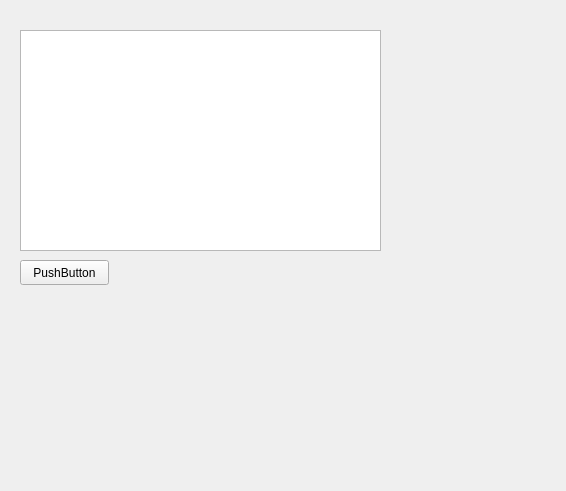
The window that form.ui (SergeyTya/PyFcServer) describes before a commit, drawn with Qt 5.
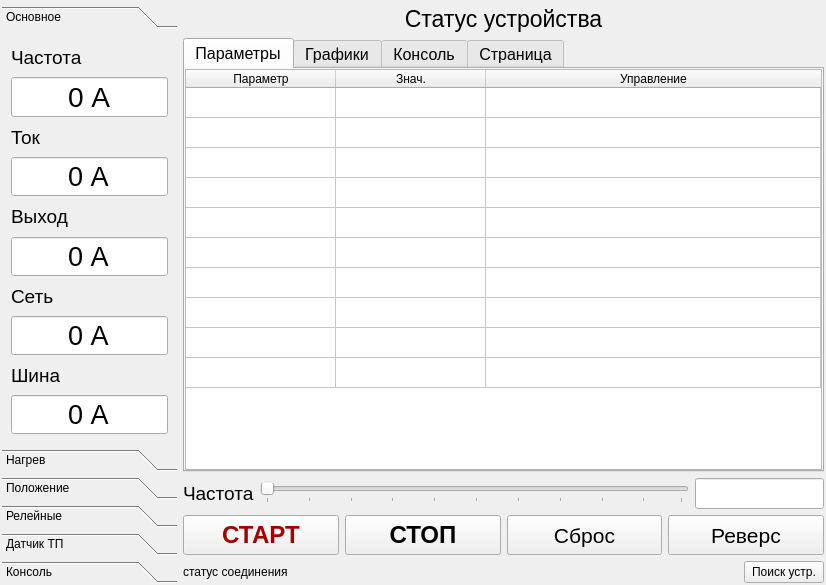
The same window after the commit. The open tabs and pages were chosen to show the change.

Patch:
```diff
--- a/form.ui
+++ b/form.ui
@@ -6,36 +6,1217 @@
    <rect>
     <x>0</x>
     <y>0</y>
-    <width>566</width>
-    <height>491</height>
+    <width>826</width>
+    <height>585</height>
    </rect>
   </property>
   <property name="windowTitle">
    <string>Form</string>
   </property>
-  <widget class="QPushButton" name="pushButton">
-   <property name="geometry">
-    <rect>
-     <x>20</x>
-     <y>260</y>
-     <width>89</width>
-     <height>25</height>
-    </rect>
-   </property>
-   <property name="text">
-    <string>PushButton</string>
-   </property>
-  </widget>
-  <widget class="QPlainTextEdit" name="plainTextEdit">
-   <property name="geometry">
-    <rect>
-     <x>20</x>
-     <y>30</y>
-     <width>361</width>
-     <height>221</height>
-    </rect>
-   </property>
-  </widget>
+  <layout class="QHBoxLayout" name="horizontalLayout_5" stretch="30,100">
+   <property name="sizeConstraint">
+    <enum>QLayout::SetMinAndMaxSize</enum>
+   </property>
+   <property name="leftMargin">
+    <number>2</number>
+   </property>
+   <property name="topMargin">
+    <number>6</number>
+   </property>
+   <property name="rightMargin">
+    <number>2</number>
+   </property>
+   <property name="bottomMargin">
+    <number>2</number>
+   </property>
+   <item>
+    <widget class="QToolBox" name="toolBox">
+     <property name="maximumSize">
+      <size>
+       <width>175</width>
+       <height>600</height>
+      </size>
+     </property>
+     <property name="currentIndex">
+      <number>4</number>
+     </property>
+     <widget class="QWidget" name="page_5">
+      <property name="geometry">
+       <rect>
+        <x>0</x>
+        <y>0</y>
+        <width>175</width>
+        <height>391</height>
+       </rect>
+      </property>
+      <attribute name="label">
+       <string>Основное</string>
+      </attribute>
+      <layout class="QVBoxLayout" name="verticalLayout_5">
+       <item>
+        <layout class="QVBoxLayout" name="verticalLayout_2">
+         <item>
+          <widget class="QLabel" name="label_2">
+           <property name="font">
+            <font>
+             <pointsize>14</pointsize>
+            </font>
+           </property>
+           <property name="text">
+            <string>Частота</string>
+           </property>
+          </widget>
+         </item>
+         <item>
+          <widget class="QLineEdit" name="lineEdit_freq">
+           <property name="maximumSize">
+            <size>
+             <width>250</width>
+             <height>100</height>
+            </size>
+           </property>
+           <property name="font">
+            <font>
+             <pointsize>21</pointsize>
+             <kerning>false</kerning>
+            </font>
+           </property>
+           <property name="layoutDirection">
+            <enum>Qt::LeftToRight</enum>
+           </property>
+           <property name="text">
+            <string>0 А</string>
+           </property>
+           <property name="alignment">
+            <set>Qt::AlignCenter</set>
+           </property>
+           <property name="readOnly">
+            <bool>true</bool>
+           </property>
+          </widget>
+         </item>
+         <item>
+          <widget class="QLabel" name="label">
+           <property name="font">
+            <font>
+             <pointsize>14</pointsize>
+            </font>
+           </property>
+           <property name="frameShadow">
+            <enum>QFrame::Sunken</enum>
+           </property>
+           <property name="text">
+            <string>Ток</string>
+           </property>
+           <property name="textFormat">
+            <enum>Qt::PlainText</enum>
+           </property>
+          </widget>
+         </item>
+         <item>
+          <widget class="QLineEdit" name="lineEdit_curr">
+           <property name="font">
+            <font>
+             <pointsize>20</pointsize>
+             <kerning>false</kerning>
+            </font>
+           </property>
+           <property name="layoutDirection">
+            <enum>Qt::LeftToRight</enum>
+           </property>
+           <property name="text">
+            <string>0 А</string>
+           </property>
+           <property name="alignment">
+            <set>Qt::AlignCenter</set>
+           </property>
+           <property name="readOnly">
+            <bool>true</bool>
+           </property>
+          </widget>
+         </item>
+         <item>
+          <widget class="QLabel" name="label_3">
+           <property name="font">
+            <font>
+             <pointsize>14</pointsize>
+            </font>
+           </property>
+           <property name="text">
+            <string>Выход</string>
+           </property>
+          </widget>
+         </item>
+         <item>
+          <widget class="QLineEdit" name="lineEdit_vout">
+           <property name="font">
+            <font>
+             <pointsize>20</pointsize>
+             <kerning>false</kerning>
+            </font>
+           </property>
+           <property name="layoutDirection">
+            <enum>Qt::LeftToRight</enum>
+           </property>
+           <property name="text">
+            <string>0 А</string>
+           </property>
+           <property name="alignment">
+            <set>Qt::AlignCenter</set>
+           </property>
+           <property name="readOnly">
+            <bool>true</bool>
+           </property>
+          </widget>
+         </item>
+         <item>
+          <widget class="QLabel" name="label_4">
+           <property name="font">
+            <font>
+             <pointsize>14</pointsize>
+            </font>
+           </property>
+           <property name="text">
+            <string>Сеть</string>
+           </property>
+          </widget>
+         </item>
+         <item>
+          <widget class="QLineEdit" name="lineEdit_vgrd">
+           <property name="font">
+            <font>
+             <pointsize>20</pointsize>
+             <kerning>false</kerning>
+            </font>
+           </property>
+           <property name="layoutDirection">
+            <enum>Qt::LeftToRight</enum>
+           </property>
+           <property name="text">
+            <string>0 А</string>
+           </property>
+           <property name="alignment">
+            <set>Qt::AlignCenter</set>
+           </property>
+           <property name="readOnly">
+            <bool>true</bool>
+           </property>
+          </widget>
+         </item>
+         <item>
+          <widget class="QLabel" name="label_5">
+           <property name="font">
+            <font>
+             <pointsize>14</pointsize>
+            </font>
+           </property>
+           <property name="text">
+            <string>Шина</string>
+           </property>
+          </widget>
+         </item>
+         <item>
+          <widget class="QLineEdit" name="lineEdit_vbus">
+           <property name="font">
+            <font>
+             <pointsize>20</pointsize>
+             <kerning>false</kerning>
+            </font>
+           </property>
+           <property name="layoutDirection">
+            <enum>Qt::LeftToRight</enum>
+           </property>
+           <property name="text">
+            <string>0 А</string>
+           </property>
+           <property name="alignment">
+            <set>Qt::AlignCenter</set>
+           </property>
+           <property name="readOnly">
+            <bool>true</bool>
+           </property>
+          </widget>
+         </item>
+        </layout>
+       </item>
+      </layout>
+     </widget>
+     <widget class="QWidget" name="page_6">
+      <property name="geometry">
+       <rect>
+        <x>0</x>
+        <y>0</y>
+        <width>175</width>
+        <height>391</height>
+       </rect>
+      </property>
+      <attribute name="label">
+       <string>Нагрев</string>
+      </attribute>
+      <layout class="QVBoxLayout" name="verticalLayout_8">
+       <item>
+        <layout class="QVBoxLayout" name="verticalLayout_7">
+         <item>
+          <widget class="QLabel" name="label_16">
+           <property name="font">
+            <font>
+             <pointsize>14</pointsize>
+            </font>
+           </property>
+           <property name="text">
+            <string>МПЧ</string>
+           </property>
+          </widget>
+         </item>
+         <item>
+          <widget class="QLineEdit" name="lineEdit_tfrc">
+           <property name="font">
+            <font>
+             <pointsize>20</pointsize>
+             <kerning>false</kerning>
+            </font>
+           </property>
+           <property name="layoutDirection">
+            <enum>Qt::LeftToRight</enum>
+           </property>
+           <property name="text">
+            <string>0 А</string>
+           </property>
+           <property name="alignment">
+            <set>Qt::AlignCenter</set>
+           </property>
+           <property name="readOnly">
+            <bool>true</bool>
+           </property>
+          </widget>
+         </item>
+         <item>
+          <widget class="QLabel" name="label_22">
+           <property name="font">
+            <font>
+             <pointsize>14</pointsize>
+            </font>
+           </property>
+           <property name="text">
+            <string>Мотор</string>
+           </property>
+          </widget>
+         </item>
+         <item>
+          <widget class="QLineEdit" name="lineEdit_tmtr">
+           <property name="font">
+            <font>
+             <pointsize>20</pointsize>
+             <kerning>false</kerning>
+            </font>
+           </property>
+           <property name="layoutDirection">
+            <enum>Qt::LeftToRight</enum>
+           </property>
+           <property name="text">
+            <string>0 А</string>
+           </property>
+           <property name="alignment">
+            <set>Qt::AlignCenter</set>
+           </property>
+           <property name="readOnly">
+            <bool>true</bool>
+           </property>
+          </widget>
+         </item>
+         <item>
+          <widget class="QLabel" name="label_25">
+           <property name="font">
+            <font>
+             <pointsize>14</pointsize>
+            </font>
+           </property>
+           <property name="text">
+            <string/>
+           </property>
+          </widget>
+         </item>
+         <item>
+          <widget class="QLabel" name="label_24">
+           <property name="font">
+            <font>
+             <pointsize>14</pointsize>
+            </font>
+           </property>
+           <property name="text">
+            <string/>
+           </property>
+          </widget>
+         </item>
+         <item>
+          <widget class="QLabel" name="label_17">
+           <property name="font">
+            <font>
+             <pointsize>14</pointsize>
+            </font>
+           </property>
+           <property name="text">
+            <string/>
+           </property>
+          </widget>
+         </item>
+         <item>
+          <widget class="QLabel" name="label_21">
+           <property name="font">
+            <font>
+             <pointsize>14</pointsize>
+            </font>
+           </property>
+           <property name="text">
+            <string/>
+           </property>
+          </widget>
+         </item>
+         <item>
+          <widget class="QLabel" name="label_23">
+           <property name="font">
+            <font>
+             <pointsize>14</pointsize>
+            </font>
+           </property>
+           <property name="text">
+            <string/>
+           </property>
+          </widget>
+         </item>
+        </layout>
+       </item>
+      </layout>
+     </widget>
+     <widget class="QWidget" name="page_7">
+      <property name="geometry">
+       <rect>
+        <x>0</x>
+        <y>0</y>
+        <width>175</width>
+        <height>391</height>
+       </rect>
+      </property>
+      <attribute name="label">
+       <string>Положение</string>
+      </attribute>
+      <layout class="QVBoxLayout" name="verticalLayout_9">
+       <item>
+        <layout class="QVBoxLayout" name="verticalLayout_4">
+         <item>
+          <widget class="QLabel" name="label_12">
+           <property name="font">
+            <font>
+             <pointsize>14</pointsize>
+            </font>
+           </property>
+           <property name="text">
+            <string>Датчик 1 (Мотор)</string>
+           </property>
+          </widget>
+         </item>
+         <item>
+          <widget class="QLineEdit" name="lineEdit_pmtr">
+           <property name="font">
+            <font>
+             <pointsize>20</pointsize>
+            </font>
+           </property>
+           <property name="layoutDirection">
+            <enum>Qt::LeftToRight</enum>
+           </property>
+           <property name="text">
+            <string>0 А</string>
+           </property>
+           <property name="alignment">
+            <set>Qt::AlignCenter</set>
+           </property>
+           <property name="readOnly">
+            <bool>true</bool>
+           </property>
+          </widget>
+         </item>
+         <item>
+          <widget class="QLabel" name="label_15">
+           <property name="font">
+            <font>
+             <pointsize>14</pointsize>
+            </font>
+           </property>
+           <property name="text">
+            <string>Датчик 2</string>
+           </property>
+          </widget>
+         </item>
+         <item>
+          <widget class="QLineEdit" name="lineEdit_pext">
+           <property name="font">
+            <font>
+             <pointsize>20</pointsize>
+            </font>
+           </property>
+           <property name="layoutDirection">
+            <enum>Qt::LeftToRight</enum>
+           </property>
+           <property name="text">
+            <string>0 А</string>
+           </property>
+           <property name="alignment">
+            <set>Qt::AlignCenter</set>
+           </property>
+           <property name="readOnly">
+            <bool>true</bool>
+           </property>
+          </widget>
+         </item>
+         <item>
+          <widget class="QLabel" name="label_20">
+           <property name="font">
+            <font>
+             <pointsize>14</pointsize>
+            </font>
+           </property>
+           <property name="text">
+            <string/>
+           </property>
+          </widget>
+         </item>
+         <item>
+          <widget class="QLabel" name="label_19">
+           <property name="font">
+            <font>
+             <pointsize>14</pointsize>
+            </font>
+           </property>
+           <property name="text">
+            <string/>
+           </property>
+          </widget>
+         </item>
+         <item>
+          <widget class="QLabel" name="label_14">
+           <property name="font">
+            <font>
+             <pointsize>14</pointsize>
+            </font>
+           </property>
+           <property name="text">
+            <string/>
+           </property>
+          </widget>
+         </item>
+         <item>
+          <widget class="QLabel" name="label_18">
+           <property name="font">
+            <font>
+             <pointsize>14</pointsize>
+            </font>
+           </property>
+           <property name="text">
+            <string/>
+           </property>
+          </widget>
+         </item>
+        </layout>
+       </item>
+      </layout>
+     </widget>
+     <widget class="QWidget" name="page_Signals">
+      <property name="geometry">
+       <rect>
+        <x>0</x>
+        <y>0</y>
+        <width>161</width>
+        <height>418</height>
+       </rect>
+      </property>
+      <attribute name="label">
+       <string>Релейные</string>
+      </attribute>
+      <layout class="QVBoxLayout" name="verticalLayout_3">
+       <item>
+        <widget class="QTableWidget" name="tableWidget_2">
+         <property name="minimumSize">
+          <size>
+           <width>0</width>
+           <height>400</height>
+          </size>
+         </property>
+         <property name="rowCount">
+          <number>16</number>
+         </property>
+         <attribute name="horizontalHeaderDefaultSectionSize">
+          <number>57</number>
+         </attribute>
+         <attribute name="horizontalHeaderMinimumSectionSize">
+          <number>48</number>
+         </attribute>
+         <attribute name="verticalHeaderDefaultSectionSize">
+          <number>21</number>
+         </attribute>
+         <attribute name="verticalHeaderMinimumSectionSize">
+          <number>20</number>
+         </attribute>
+         <row>
+          <property name="text">
+           <string>1</string>
+          </property>
+         </row>
+         <row>
+          <property name="text">
+           <string>2</string>
+          </property>
+         </row>
+         <row>
+          <property name="text">
+           <string>3</string>
+          </property>
+         </row>
+         <row>
+          <property name="text">
+           <string>4</string>
+          </property>
+         </row>
+         <row>
+          <property name="text">
+           <string>5</string>
+          </property>
+         </row>
+         <row>
+          <property name="text">
+           <string>6</string>
+          </property>
+         </row>
+         <row>
+          <property name="text">
+           <string>7</string>
+          </property>
+         </row>
+         <row>
+          <property name="text">
+           <string>8</string>
+          </property>
+         </row>
+         <row>
+          <property name="text">
+           <string>9</string>
+          </property>
+         </row>
+         <row>
+          <property name="text">
+           <string>10</string>
+          </property>
+         </row>
+         <row>
+          <property name="text">
+           <string>11</string>
+          </property>
+         </row>
+         <row>
+          <property name="text">
+           <string>12</string>
+          </property>
+         </row>
+         <row>
+          <property name="text">
+           <string>13</string>
+          </property>
+         </row>
+         <row>
+          <property name="text">
+           <string>14</string>
+          </property>
+         </row>
+         <row>
+          <property name="text">
+           <string>16</string>
+          </property>
+         </row>
+         <row>
+          <property name="text">
+           <string>17</string>
+          </property>
+         </row>
+         <column>
+          <property name="text">
+           <string>Вход</string>
+          </property>
+         </column>
+         <column>
+          <property name="text">
+           <string>Выход</string>
+          </property>
+         </column>
+        </widget>
+       </item>
+      </layout>
+     </widget>
+     <widget class="QWidget" name="page_9">
+      <property name="geometry">
+       <rect>
+        <x>0</x>
+        <y>0</y>
+        <width>175</width>
+        <height>391</height>
+       </rect>
+      </property>
+      <attribute name="label">
+       <string>Датчик ТП</string>
+      </attribute>
+     </widget>
+     <widget class="QWidget" name="page_8">
+      <property name="geometry">
+       <rect>
+        <x>0</x>
+        <y>0</y>
+        <width>175</width>
+        <height>391</height>
+       </rect>
+      </property>
+      <attribute name="label">
+       <string>Консоль</string>
+      </attribute>
+      <layout class="QHBoxLayout" name="horizontalLayout_6">
+       <property name="leftMargin">
+        <number>0</number>
+       </property>
+       <property name="topMargin">
+        <number>0</number>
+       </property>
+       <property name="rightMargin">
+        <number>0</number>
+       </property>
+       <property name="bottomMargin">
+        <number>0</number>
+       </property>
+       <item>
+        <widget class="QPlainTextEdit" name="plainTextEdit_consol"/>
+       </item>
+      </layout>
+     </widget>
+    </widget>
+   </item>
+   <item>
+    <layout class="QVBoxLayout" name="verticalLayout" stretch="0,0,0,0,0">
+     <item>
+      <widget class="QLabel" name="label_DevStatus">
+       <property name="font">
+        <font>
+         <pointsize>17</pointsize>
+        </font>
+       </property>
+       <property name="text">
+        <string>Статус устройства</string>
+       </property>
+       <property name="alignment">
+        <set>Qt::AlignCenter</set>
+       </property>
+      </widget>
+     </item>
+     <item>
+      <widget class="QTabWidget" name="tabWidget">
+       <property name="font">
+        <font>
+         <pointsize>12</pointsize>
+        </font>
+       </property>
+       <property name="currentIndex">
+        <number>3</number>
+       </property>
+       <widget class="QWidget" name="tab_param">
+        <attribute name="title">
+         <string>Параметры</string>
+        </attribute>
+        <layout class="QHBoxLayout" name="horizontalLayout_7">
+         <property name="leftMargin">
+          <number>0</number>
+         </property>
+         <property name="topMargin">
+          <number>0</number>
+         </property>
+         <property name="rightMargin">
+          <number>0</number>
+         </property>
+         <property name="bottomMargin">
+          <number>0</number>
+         </property>
+         <item>
+          <widget class="QTableWidget" name="tableWidget">
+           <property name="sizePolicy">
+            <sizepolicy hsizetype="MinimumExpanding" vsizetype="Expanding">
+             <horstretch>0</horstretch>
+             <verstretch>0</verstretch>
+            </sizepolicy>
+           </property>
+           <property name="minimumSize">
+            <size>
+             <width>450</width>
+             <height>0</height>
+            </size>
+           </property>
+           <property name="acceptDrops">
+            <bool>false</bool>
+           </property>
+           <property name="layoutDirection">
+            <enum>Qt::LeftToRight</enum>
+           </property>
+           <property name="autoFillBackground">
+            <bool>false</bool>
+           </property>
+           <property name="sizeAdjustPolicy">
+            <enum>QAbstractScrollArea::AdjustToContentsOnFirstShow</enum>
+           </property>
+           <property name="textElideMode">
+            <enum>Qt::ElideRight</enum>
+           </property>
+           <property name="horizontalScrollMode">
+            <enum>QAbstractItemView::ScrollPerPixel</enum>
+           </property>
+           <property name="wordWrap">
+            <bool>true</bool>
+           </property>
+           <property name="rowCount">
+            <number>10</number>
+           </property>
+           <property name="columnCount">
+            <number>3</number>
+           </property>
+           <attribute name="horizontalHeaderCascadingSectionResizes">
+            <bool>true</bool>
+           </attribute>
+           <attribute name="horizontalHeaderDefaultSectionSize">
+            <number>150</number>
+           </attribute>
+           <attribute name="horizontalHeaderShowSortIndicator" stdset="0">
+            <bool>true</bool>
+           </attribute>
+           <attribute name="horizontalHeaderStretchLastSection">
+            <bool>true</bool>
+           </attribute>
+           <attribute name="verticalHeaderVisible">
+            <bool>false</bool>
+           </attribute>
+           <attribute name="verticalHeaderCascadingSectionResizes">
+            <bool>false</bool>
+           </attribute>
+           <attribute name="verticalHeaderDefaultSectionSize">
+            <number>30</number>
+           </attribute>
+           <attribute name="verticalHeaderStretchLastSection">
+            <bool>false</bool>
+           </attribute>
+           <row>
+            <property name="text">
+             <string>1</string>
+            </property>
+           </row>
+           <row/>
+           <row/>
+           <row/>
+           <row/>
+           <row/>
+           <row/>
+           <row/>
+           <row/>
+           <row/>
+           <column>
+            <property name="text">
+             <string>Параметр</string>
+            </property>
+            <property name="textAlignment">
+             <set>AlignCenter</set>
+            </property>
+           </column>
+           <column>
+            <property name="text">
+             <string>Знач.</string>
+            </property>
+            <property name="textAlignment">
+             <set>AlignCenter</set>
+            </property>
+           </column>
+           <column>
+            <property name="text">
+             <string>Управление</string>
+            </property>
+            <property name="textAlignment">
+             <set>AlignCenter</set>
+            </property>
+           </column>
+          </widget>
+         </item>
+        </layout>
+       </widget>
+       <widget class="QWidget" name="tab_Graf">
+        <attribute name="title">
+         <string>Графики</string>
+        </attribute>
+       </widget>
+       <widget class="QWidget" name="tab_Consol">
+        <property name="layoutDirection">
+         <enum>Qt::LeftToRight</enum>
+        </property>
+        <attribute name="title">
+         <string>Консоль</string>
+        </attribute>
+        <layout class="QHBoxLayout" name="horizontalLayout_2">
+         <property name="leftMargin">
+          <number>0</number>
+         </property>
+         <property name="topMargin">
+          <number>0</number>
+         </property>
+         <property name="rightMargin">
+          <number>0</number>
+         </property>
+         <property name="bottomMargin">
+          <number>0</number>
+         </property>
+         <item>
+          <widget class="QScrollArea" name="scrollArea_2">
+           <property name="widgetResizable">
+            <bool>true</bool>
+           </property>
+           <widget class="QWidget" name="scrollAreaWidgetContents_2">
+            <property name="geometry">
+             <rect>
+              <x>0</x>
+              <y>0</y>
+              <width>633</width>
+              <height>388</height>
+             </rect>
+            </property>
+            <property name="layoutDirection">
+             <enum>Qt::RightToLeft</enum>
+            </property>
+            <layout class="QHBoxLayout" name="horizontalLayout_3">
+             <property name="leftMargin">
+              <number>1</number>
+             </property>
+             <property name="topMargin">
+              <number>1</number>
+             </property>
+             <property name="rightMargin">
+              <number>1</number>
+             </property>
+             <property name="bottomMargin">
+              <number>1</number>
+             </property>
+            </layout>
+           </widget>
+          </widget>
+         </item>
+        </layout>
+       </widget>
+       <widget class="QWidget" name="tab">
+        <attribute name="title">
+         <string>Страница</string>
+        </attribute>
+        <widget class="QWidget" name="">
+         <property name="geometry">
+          <rect>
+           <x>10</x>
+           <y>40</y>
+           <width>144</width>
+           <height>145</height>
+          </rect>
+         </property>
+         <layout class="QVBoxLayout" name="verticalLayout_6">
+          <item>
+           <widget class="QLabel" name="label_6">
+            <property name="text">
+             <string>Emulator port</string>
+            </property>
+           </widget>
+          </item>
+          <item>
+           <widget class="QLineEdit" name="lineEdit_EmuPort"/>
+          </item>
+          <item>
+           <widget class="QLabel" name="label_7">
+            <property name="text">
+             <string>Port speed</string>
+            </property>
+           </widget>
+          </item>
+          <item>
+           <widget class="QLineEdit" name="lineEdit_EmuSpeed"/>
+          </item>
+          <item>
+           <widget class="QPushButton" name="pushButton_EmuPortOpen">
+            <property name="text">
+             <string>OpenPort</string>
+            </property>
+           </widget>
+          </item>
+         </layout>
+        </widget>
+       </widget>
+      </widget>
+     </item>
+     <item>
+      <layout class="QHBoxLayout" name="horizontalLayout_4" stretch="0,100,30">
+       <item>
+        <widget class="QLabel" name="label_statusbar_2">
+         <property name="font">
+          <font>
+           <pointsize>14</pointsize>
+          </font>
+         </property>
+         <property name="text">
+          <string>Частота</string>
+         </property>
+        </widget>
+       </item>
+       <item>
+        <widget class="QSlider" name="horizontalSlider">
+         <property name="tabletTracking">
+          <bool>false</bool>
+         </property>
+         <property name="autoFillBackground">
+          <bool>false</bool>
+         </property>
+         <property name="inputMethodHints">
+          <set>Qt::ImhNone</set>
+         </property>
+         <property name="orientation">
+          <enum>Qt::Horizontal</enum>
+         </property>
+         <property name="invertedAppearance">
+          <bool>false</bool>
+         </property>
+         <property name="invertedControls">
+          <bool>false</bool>
+         </property>
+         <property name="tickPosition">
+          <enum>QSlider::TicksBelow</enum>
+         </property>
+         <property name="tickInterval">
+          <number>10</number>
+         </property>
+        </widget>
+       </item>
+       <item>
+        <widget class="QLineEdit" name="lineEdit_freqref">
+         <property name="font">
+          <font>
+           <pointsize>14</pointsize>
+          </font>
+         </property>
+         <property name="autoFillBackground">
+          <bool>false</bool>
+         </property>
+         <property name="text">
+          <string>5</string>
+         </property>
+         <property name="echoMode">
+          <enum>QLineEdit::NoEcho</enum>
+         </property>
+         <property name="alignment">
+          <set>Qt::AlignCenter</set>
+         </property>
+         <property name="readOnly">
+          <bool>false</bool>
+         </property>
+        </widget>
+       </item>
+      </layout>
+     </item>
+     <item>
+      <layout class="QHBoxLayout" name="horizontalLayout_8">
+       <item>
+        <widget class="QPushButton" name="pushButton_Start">
+         <property name="enabled">
+          <bool>true</bool>
+         </property>
+         <property name="minimumSize">
+          <size>
+           <width>0</width>
+           <height>40</height>
+          </size>
+         </property>
+         <property name="palette">
+          <palette>
+           <active>
+            <colorrole role="Text">
+             <brush brushstyle="SolidPattern">
+              <color alpha="255">
+               <red>0</red>
+               <green>0</green>
+               <blue>0</blue>
+              </color>
+             </brush>
+            </colorrole>
+            <colorrole role="ButtonText">
+             <brush brushstyle="SolidPattern">
+              <color alpha="255">
+               <red>164</red>
+               <green>0</green>
+               <blue>0</blue>
+              </color>
+             </brush>
+            </colorrole>
+            <colorrole role="PlaceholderText">
+             <brush brushstyle="SolidPattern">
+              <color alpha="128">
+               <red>164</red>
+               <green>0</green>
+               <blue>0</blue>
+              </color>
+             </brush>
+            </colorrole>
+           </active>
+           <inactive>
+            <colorrole role="Text">
+             <brush brushstyle="SolidPattern">
+              <color alpha="255">
+               <red>0</red>
+               <green>0</green>
+               <blue>0</blue>
+              </color>
+             </brush>
+            </colorrole>
+            <colorrole role="ButtonText">
+             <brush brushstyle="SolidPattern">
+              <color alpha="255">
+               <red>164</red>
+               <green>0</green>
+               <blue>0</blue>
+              </color>
+             </brush>
+            </colorrole>
+            <colorrole role="PlaceholderText">
+             <brush brushstyle="SolidPattern">
+              <color alpha="128">
+               <red>164</red>
+               <green>0</green>
+               <blue>0</blue>
+              </color>
+             </brush>
+            </colorrole>
+           </inactive>
+           <disabled>
+            <colorrole role="Text">
+             <brush brushstyle="SolidPattern">
+              <color alpha="255">
+               <red>190</red>
+               <green>190</green>
+               <blue>190</blue>
+              </color>
+             </brush>
+            </colorrole>
+            <colorrole role="ButtonText">
+             <brush brushstyle="SolidPattern">
+              <color alpha="255">
+               <red>190</red>
+               <green>190</green>
+               <blue>190</blue>
+              </color>
+             </brush>
+            </colorrole>
+            <colorrole role="PlaceholderText">
+             <brush brushstyle="SolidPattern">
+              <color alpha="128">
+               <red>0</red>
+               <green>0</green>
+               <blue>0</blue>
+              </color>
+             </brush>
+            </colorrole>
+           </disabled>
+          </palette>
+         </property>
+         <property name="font">
+          <font>
+           <pointsize>18</pointsize>
+           <weight>75</weight>
+           <bold>true</bold>
+          </font>
+         </property>
+         <property name="text">
+          <string>СТАРТ</string>
+         </property>
+        </widget>
+       </item>
+       <item>
+        <widget class="QPushButton" name="pushButton_Stop">
+         <property name="minimumSize">
+          <size>
+           <width>0</width>
+           <height>40</height>
+          </size>
+         </property>
+         <property name="font">
+          <font>
+           <pointsize>18</pointsize>
+           <weight>75</weight>
+           <bold>true</bold>
+          </font>
+         </property>
+         <property name="text">
+          <string>СТОП</string>
+         </property>
+        </widget>
+       </item>
+       <item>
+        <widget class="QPushButton" name="pushButton_Reset">
+         <property name="minimumSize">
+          <size>
+           <width>0</width>
+           <height>40</height>
+          </size>
+         </property>
+         <property name="font">
+          <font>
+           <pointsize>16</pointsize>
+          </font>
+         </property>
+         <property name="text">
+          <string>Сброс</string>
+         </property>
+        </widget>
+       </item>
+       <item>
+        <widget class="QPushButton" name="pushButton_Revers">
+         <property name="minimumSize">
+          <size>
+           <width>0</width>
+           <height>40</height>
+          </size>
+         </property>
+         <property name="font">
+          <font>
+           <pointsize>16</pointsize>
+          </font>
+         </property>
+         <property name="text">
+          <string>Реверс</string>
+         </property>
+        </widget>
+       </item>
+      </layout>
+     </item>
+     <item>
+      <layout class="QHBoxLayout" name="horizontalLayout" stretch="100,10">
+       <item>
+        <widget class="QLabel" name="label_statusbar">
+         <property name="text">
+          <string>статус соединения</string>
+         </property>
+        </widget>
+       </item>
+       <item>
+        <widget class="QPushButton" name="pushButton_Scan">
+         <property name="text">
+          <string>Поиск устр.</string>
+         </property>
+        </widget>
+       </item>
+      </layout>
+     </item>
+    </layout>
+   </item>
+  </layout>
  </widget>
  <resources/>
  <connections/>
```
